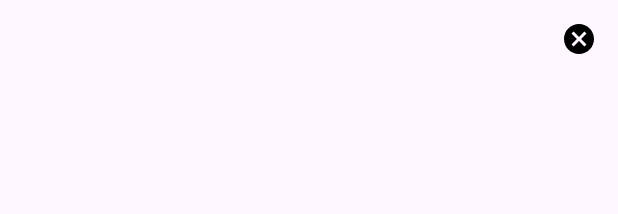
After one commit to JuanAntonioDuran/Finanzly, an Android app: the layout item_user.xml on its own in the app's theme, with its tools: preview values and no code run, on a phone screen of 412 x 824 dp. The commit adds this screen. Shown: the top 214 px of the screen. Run offline under Robolectric (Android 15) with nearby library versions, the phone set to English and light mode, and no system bars.

Commit message:
Actualizacion del user adapter para hacerlo gloval

```diff
--- /dev/null
+++ b/app/src/main/res/drawable/ic_cross.xml
@@ -0,0 +1,5 @@
+<vector xmlns:android="http://schemas.android.com/apk/res/android" android:height="24dp" android:tint="#000000" android:viewportHeight="24" android:viewportWidth="24" android:width="24dp">
+
+    <path android:fillColor="@android:color/white" android:pathData="M12,2C6.47,2 2,6.47 2,12s4.47,10 10,10 10,-4.47 10,-10S17.53,2 12,2zM17,15.59L15.59,17 12,13.41 8.41,17 7,15.59 10.59,12 7,8.41 8.41,7 12,10.59 15.59,7 17,8.41 13.41,12 17,15.59z"/>
+
+</vector>
--- /dev/null
+++ b/app/src/main/res/layout/item_user.xml
@@ -0,0 +1,35 @@
+<?xml version="1.0" encoding="utf-8"?>
+<LinearLayout xmlns:android="http://schemas.android.com/apk/res/android"
+    android:layout_width="match_parent"
+    android:layout_height="wrap_content"
+    android:orientation="horizontal"
+    android:padding="8dp">
+
+    <LinearLayout
+        android:layout_width="0dp"
+        android:layout_height="wrap_content"
+        android:layout_weight="1"
+        android:orientation="vertical">
+
+        <TextView
+            android:id="@+id/tvUserName"
+            android:layout_width="wrap_content"
+            android:layout_height="wrap_content"
+            android:textStyle="bold"/>
+
+        <TextView
+            android:id="@+id/tvUserEmail"
+            android:layout_width="wrap_content"
+            android:layout_height="wrap_content" />
+    </LinearLayout>
+
+    <ImageButton
+        android:id="@+id/btnRemoveUser"
+        android:layout_width="36dp"
+        android:layout_height="36dp"
+        android:background="@android:color/transparent"
+        android:padding="6dp"
+        android:src="@drawable/ic_cross"
+        android:contentDescription="Eliminar usuario" />
+
+</LinearLayout>
```
Also changed, not shown: app/src/main/java/com/example/finanzly/adapters/UserAdapter.java (+32 -10 lines), app/src/main/java/com/example/finanzly/fragments/BudgetsFragment.java (+42 -50 lines).
